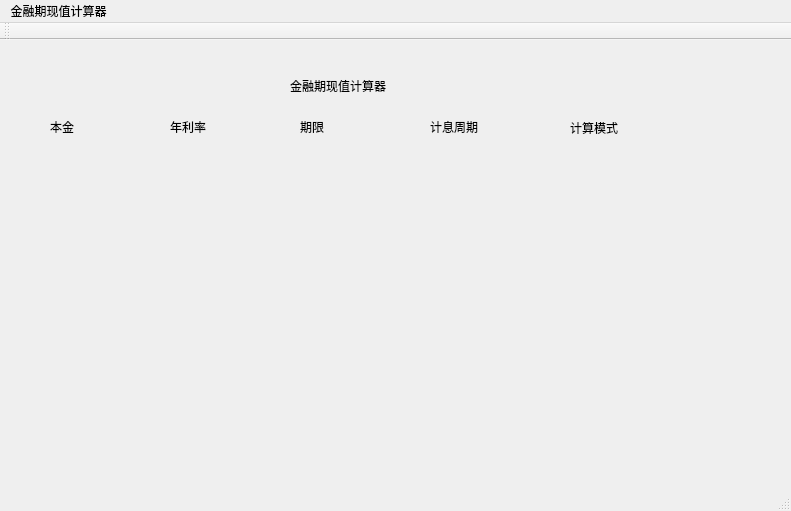
anwlw09/compound_interest, file mainwindow.ui: the form before one commit.
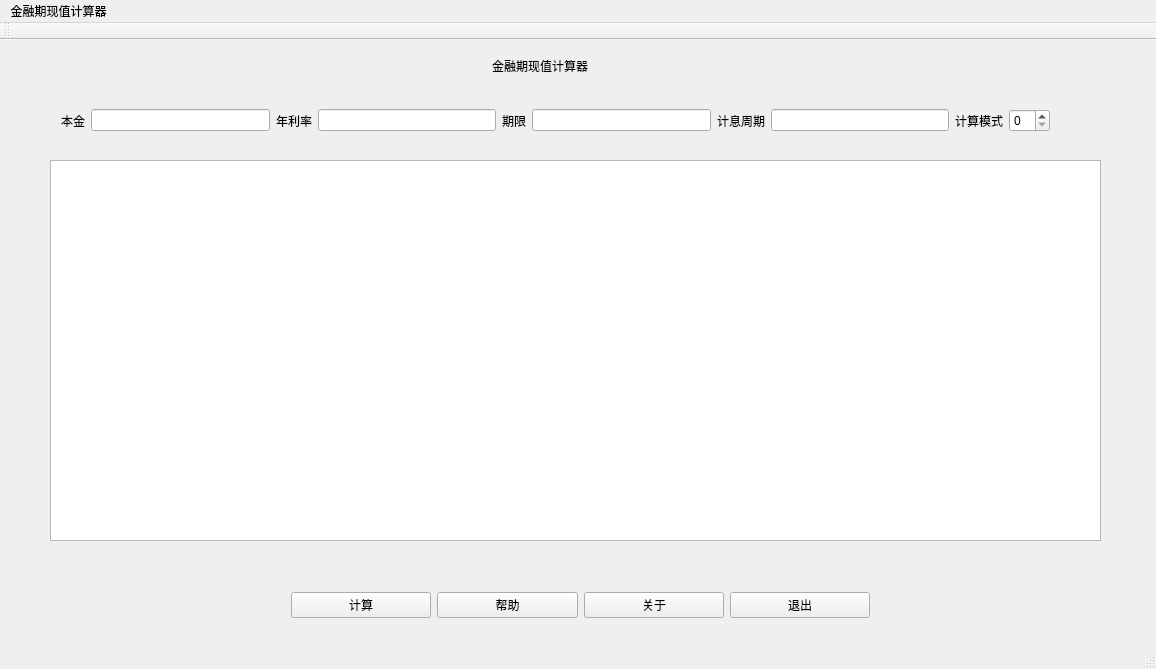
The form after the commit.

What changed in the file:
```diff
--- a/mainwindow.ui
+++ b/mainwindow.ui
@@ -6,8 +6,8 @@
    <rect>
     <x>0</x>
     <y>0</y>
-    <width>791</width>
-    <height>511</height>
+    <width>1156</width>
+    <height>669</height>
    </rect>
   </property>
   <property name="windowTitle">
@@ -17,80 +17,136 @@
    <widget class="QLabel" name="label">
     <property name="geometry">
      <rect>
-      <x>290</x>
-      <y>30</y>
-      <width>101</width>
+      <x>490</x>
+      <y>10</y>
+      <width>141</width>
       <height>31</height>
      </rect>
     </property>
     <property name="text">
      <string>金融期现值计算器</string>
     </property>
-   </widget>
-   <widget class="QLabel" name="label_2">
-    <property name="geometry">
-     <rect>
-      <x>50</x>
-      <y>76</y>
-      <width>31</width>
-      <height>21</height>
-     </rect>
+    <property name="wordWrap">
+     <bool>false</bool>
     </property>
-    <property name="text">
-     <string>本金</string>
+    <property name="margin">
+     <number>3</number>
     </property>
-   </widget>
-   <widget class="QLabel" name="label_3">
-    <property name="geometry">
-     <rect>
-      <x>170</x>
-      <y>76</y>
-      <width>41</width>
-      <height>21</height>
-     </rect>
+    <property name="indent">
+     <number>2</number>
     </property>
-    <property name="text">
-     <string>年利率</string>
-    </property>
    </widget>
-   <widget class="QLabel" name="label_4">
+   <widget class="QTextBrowser" name="textBrowser">
     <property name="geometry">
      <rect>
-      <x>300</x>
-      <y>76</y>
-      <width>31</width>
-      <height>21</height>
+      <x>50</x>
+      <y>120</y>
+      <width>1051</width>
+      <height>381</height>
      </rect>
     </property>
-    <property name="text">
-     <string>期限</string>
-    </property>
    </widget>
-   <widget class="QLabel" name="label_5">
+   <widget class="QWidget" name="horizontalLayoutWidget">
     <property name="geometry">
      <rect>
-      <x>430</x>
-      <y>76</y>
-      <width>51</width>
-      <height>21</height>
+      <x>50</x>
+      <y>50</y>
+      <width>1011</width>
+      <height>61</height>
      </rect>
     </property>
-    <property name="text">
-     <string>计息周期</string>
-    </property>
+    <layout class="QHBoxLayout" name="horizontalLayout">
+     <item>
+      <widget class="QLabel" name="label_2">
+       <property name="text">
+        <string>本金</string>
+       </property>
+      </widget>
+     </item>
+     <item>
+      <widget class="QLineEdit" name="principal"/>
+     </item>
+     <item>
+      <widget class="QLabel" name="label_3">
+       <property name="text">
+        <string>年利率</string>
+       </property>
+      </widget>
+     </item>
+     <item>
+      <widget class="QLineEdit" name="interest_rate"/>
+     </item>
+     <item>
+      <widget class="QLabel" name="label_4">
+       <property name="text">
+        <string>期限</string>
+       </property>
+      </widget>
+     </item>
+     <item>
+      <widget class="QLineEdit" name="time_limit"/>
+     </item>
+     <item>
+      <widget class="QLabel" name="label_5">
+       <property name="text">
+        <string>计息周期</string>
+       </property>
+      </widget>
+     </item>
+     <item>
+      <widget class="QLineEdit" name="interest_period"/>
+     </item>
+     <item>
+      <widget class="QLabel" name="label_6">
+       <property name="text">
+        <string>计算模式</string>
+       </property>
+      </widget>
+     </item>
+     <item>
+      <widget class="QSpinBox" name="mode"/>
+     </item>
+    </layout>
    </widget>
-   <widget class="QLabel" name="label_6">
+   <widget class="QWidget" name="horizontalLayoutWidget_2">
     <property name="geometry">
      <rect>
-      <x>570</x>
-      <y>82</y>
-      <width>54</width>
-      <height>12</height>
+      <x>280</x>
+      <y>530</y>
+      <width>601</width>
+      <height>71</height>
      </rect>
     </property>
-    <property name="text">
-     <string>计算模式</string>
-    </property>
+    <layout class="QHBoxLayout" name="horizontalLayout_2">
+     <item>
+      <widget class="QPushButton" name="count">
+       <property name="text">
+        <string>计算</string>
+       </property>
+      </widget>
+     </item>
+     <item>
+      <widget class="QPushButton" name="help">
+       <property name="text">
+        <string>帮助</string>
+       </property>
+      </widget>
+     </item>
+     <item>
+      <widget class="QPushButton" name="about">
+       <property name="text">
+        <string>关于</string>
+       </property>
+      </widget>
+     </item>
+     <item>
+      <widget class="QPushButton" name="quit">
+       <property name="text">
+        <string>退出</string>
+       </property>
+      </widget>
+     </item>
+    </layout>
    </widget>
   </widget>
   <widget class="QToolBar" name="mainToolBar">
@@ -107,7 +163,7 @@
     <rect>
      <x>0</x>
      <y>0</y>
-     <width>791</width>
+     <width>1156</width>
      <height>23</height>
     </rect>
    </property>
```
